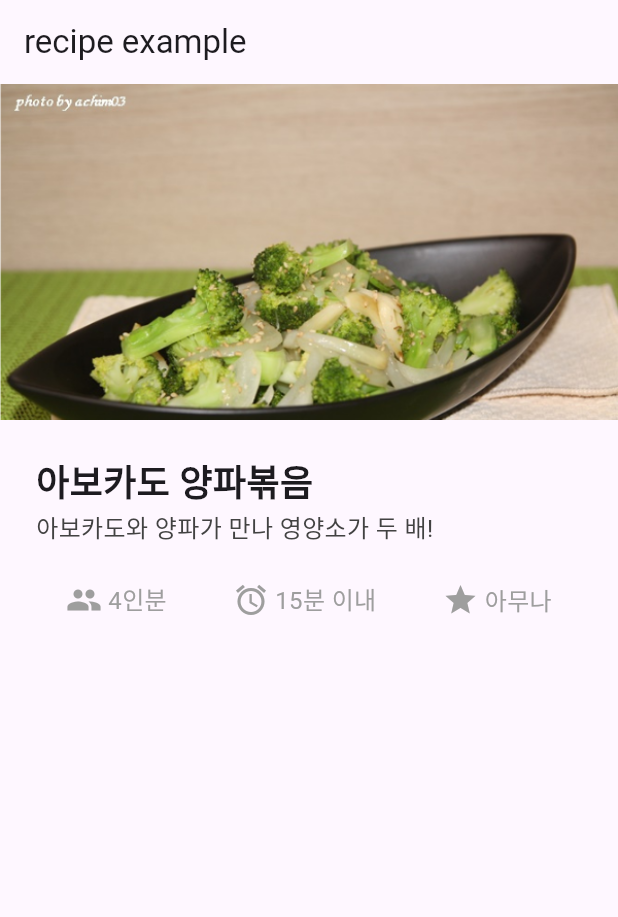
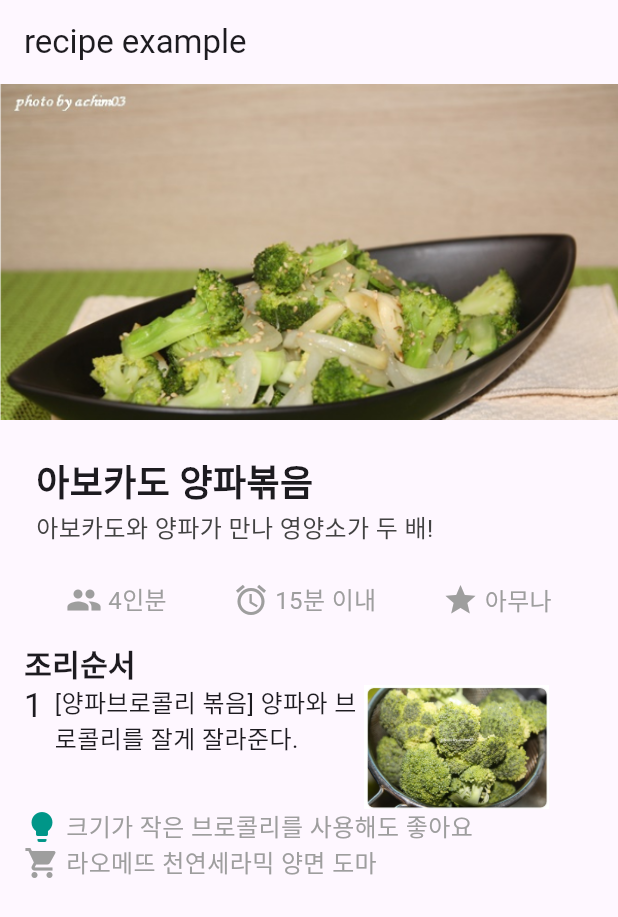
Before and after one commit to WJSNSeala/flutter_examples, a Flutter app: the screen it shows after launch, on a phone screen of 412 x 824 dp. Shown: the top 917 px of the screen. Run offline on Flutter 3.47's test engine with Material 3 defaults, Android fonts, the phone set to English and light mode, and no system bars.

Commit message:
recipe app complete

```diff
--- a/recipe_sample/lib/main.dart
+++ b/recipe_sample/lib/main.dart
@@ -21,7 +21,7 @@ class MyHomePage extends StatelessWidget {
 
   @override
   Widget build(BuildContext context) {
-    Padding titleSection = Padding(
+    Widget titleSection = Padding(
       padding: const EdgeInsets.all(24),
       child: Column(
         crossAxisAlignment: CrossAxisAlignment.stretch,
@@ -33,7 +33,7 @@ class MyHomePage extends StatelessWidget {
         ],
       ),
     );
-    Row iconSection = Row(
+    Widget iconSection = Row(
       mainAxisAlignment: MainAxisAlignment.spaceEvenly,
       children: [
         buildIconRow(
@@ -53,16 +53,52 @@ class MyHomePage extends StatelessWidget {
         ),
       ],
     );
+    Widget stepSection = Padding(
+      padding: EdgeInsets.all(16),
+      child: Column(
+        crossAxisAlignment: CrossAxisAlignment.stretch,
+        children: [
+          Text(
+            '조리순서',
+            style: TextStyle(
+              fontSize: 20,
+              fontWeight: FontWeight.bold,
+            )
+          ),
+          Row(
+            crossAxisAlignment: CrossAxisAlignment.start,
+            children: [
+              Padding(padding: EdgeInsets.only(right: 8), child: Text("1", style: Theme.of(context).textTheme.titleLarge,),),
+              SizedBox(
+                width: MediaQuery.of(context).size.width * 0.5,
+                child: Text(
+                  "[양파브로콜리 볶음] 양파와 브로콜리를 잘게 잘라준다.",
+                  style: TextStyle(
+                    fontSize: 16
+                  )
+                )
+              ),
+              Image.asset('assets/step01.png', width: MediaQuery.of(context).size.width * 0.3, fit: BoxFit.contain),
+
+            ],
+          ),
+          buildIconRow(Icons.lightbulb, '크기가 작은 브로콜리를 사용해도 좋아요', Colors.teal),
+          buildIconRow(Icons.shopping_cart, '라오메뜨 천연세라믹 양면 도마', Colors.grey)
+        ],
+      )
+    );
+
 
     return Scaffold(
       appBar: AppBar(
         title: Text('recipe example'),
       ),
-      body: Column(
+      body: ListView(
         children: [
           Image.asset('assets/image01.png'),
           titleSection,
           iconSection,
+          stepSection,
         ],
       ),
     );
```
